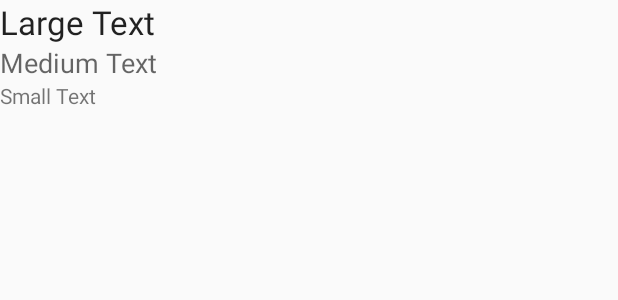
After one commit to mahmoudelgamal1997/Admin, an Android app: the layout item_listview.xml on its own in the app's theme, with its tools: preview values and no code run, on a phone screen of 412 x 824 dp. The commit adds this screen. Shown: the top 300 px of the screen. Run offline under Robolectric (Android 15) with nearby library versions, the phone set to English and light mode, and no system bars.

Commit message:
datails for visiters

```diff
--- a/app/src/main/AndroidManifest.xml
+++ b/app/src/main/AndroidManifest.xml
@@ -20,7 +20,8 @@
         <activity android:name=".Shop" />
         <activity android:name=".TestRetrieve" />
         <activity android:name=".person" />
-        <activity android:name=".shop_in_code"></activity>
+        <activity android:name=".shop_in_code" />
+        <activity android:name=".details"></activity>
     </application>
 
 </manifest>
--- /dev/null
+++ b/app/src/main/res/layout/item_listview.xml
@@ -0,0 +1,35 @@
+<?xml version="1.0" encoding="utf-8"?>
+<RelativeLayout xmlns:android="http://schemas.android.com/apk/res/android"
+    android:layout_width="match_parent"
+    android:layout_height="match_parent">
+
+    <TextView
+        android:layout_width="wrap_content"
+        android:layout_height="wrap_content"
+        android:textAppearance="?android:attr/textAppearanceLarge"
+        android:text="Large Text"
+        android:id="@+id/code"
+        android:layout_alignParentTop="true"
+        android:layout_alignParentLeft="true"
+        android:layout_alignParentStart="true" />
+
+    <TextView
+        android:layout_width="wrap_content"
+        android:layout_height="wrap_content"
+        android:textAppearance="?android:attr/textAppearanceMedium"
+        android:text="Medium Text"
+        android:id="@+id/shop_name"
+        android:layout_below="@+id/code"
+        android:layout_alignParentLeft="true"
+        android:layout_alignParentStart="true" />
+
+    <TextView
+        android:layout_width="wrap_content"
+        android:layout_height="wrap_content"
+        android:textAppearance="?android:attr/textAppearanceSmall"
+        android:text="Small Text"
+        android:id="@+id/date_time"
+        android:layout_below="@+id/shop_name"
+        android:layout_alignParentLeft="true"
+        android:layout_alignParentStart="true" />
+</RelativeLayout>
```
Also changed, not shown: app/src/main/java/com/example2017/android/admin/MainActivity.java (+7 -0 lines), app/src/main/java/com/example2017/android/admin/details.java (added, +59 -0 lines), app/src/main/java/com/example2017/android/admin/item_in_deatails_listview.java (added, +42 -0 lines), app/src/main/java/com/example2017/android/admin/person.java (+4 -3 lines), app/src/main/java/com/example2017/android/admin/shop_in_code.java (+18 -5 lines), app/src/main/res/layout/activity_details.xml (added, +20 -0 lines), app/src/main/res/layout/activity_main.xml (+11 -0 lines).
